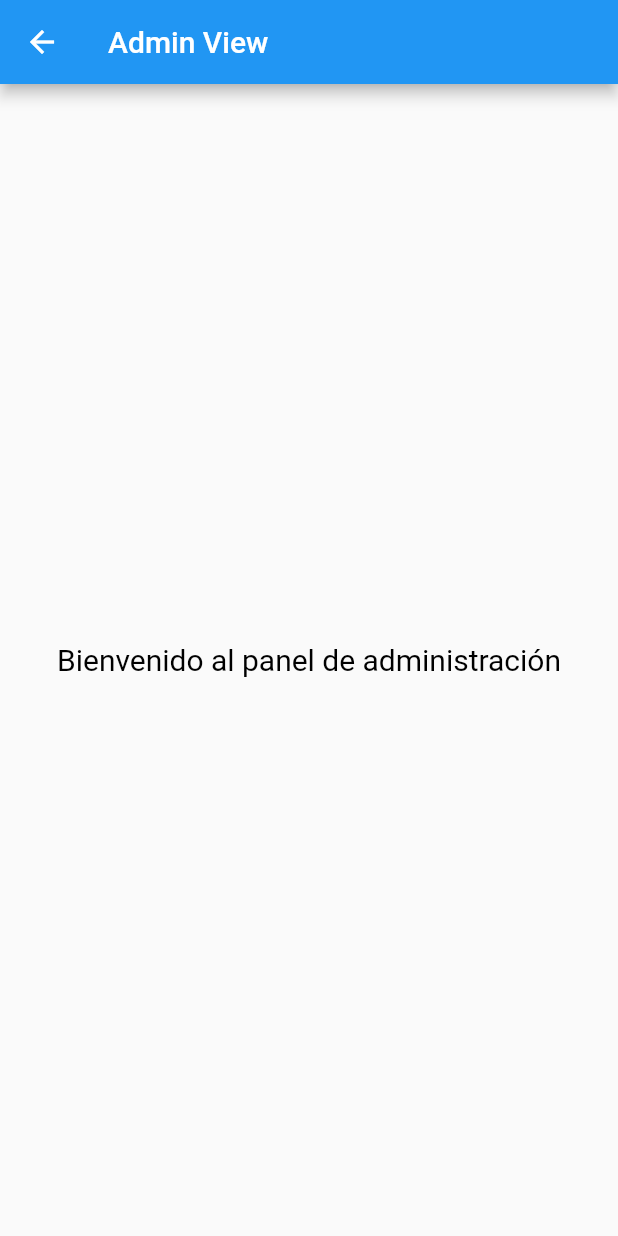
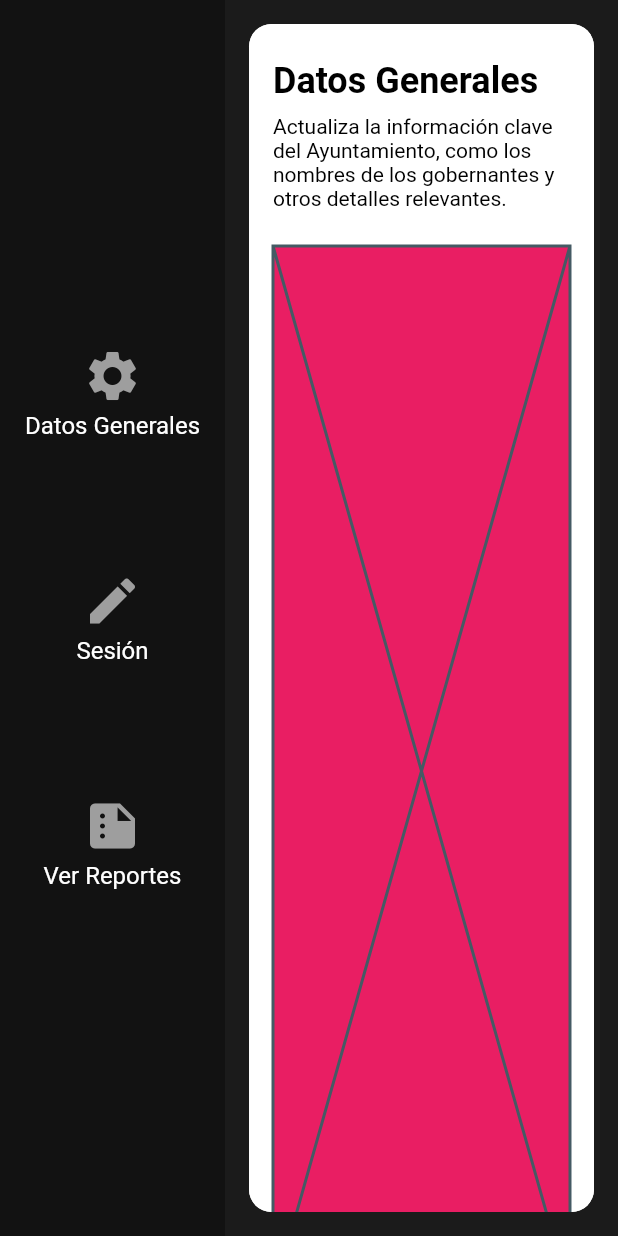
Before and after one commit to Alexlink2004/cb_project, a Flutter app: the AdminView screen opened by its route, on a phone screen of 412 x 824 dp. Run offline on Flutter 3.47's test engine with Material 2 defaults, Android fonts, the phone set to English and light mode, and no system bars.

Commit message:
admin view

```diff
--- a/lib/debug/debug_panel.dart
+++ b/lib/debug/debug_panel.dart
@@ -92,7 +92,10 @@ class DebugPanel extends StatelessWidget {
           ),
         ),
         onPressed: () {
-          Navigator.pushNamed(context, routeName);
+          Navigator.pushNamed(
+            context,
+            routeName,
+          );
         },
         child: Text(
           buttonText,
--- a/lib/main.dart
+++ b/lib/main.dart
@@ -1,3 +1,4 @@
+import 'package:cb_project/src/auth/admin/controllers/page_controller.dart';
 import 'package:cb_project/src/auth/admin/views/admin_view.dart';
 import 'package:cb_project/src/auth/login_screen.dart';
 import 'package:flutter/material.dart';
@@ -16,7 +17,9 @@ class VotingSystemApp extends StatelessWidget {
   Widget build(BuildContext context) {
     return MultiProvider(
       providers: [
-        ChangeNotifierProvider(create: (_) {}),
+        ChangeNotifierProvider(
+          create: (_) => AdminPageController(),
+        ),
       ],
       child: MaterialApp(
         theme: ThemeData(
--- /dev/null
+++ b/lib/src/auth/admin/controllers/page_controller.dart
@@ -0,0 +1,14 @@
+import 'package:flutter/material.dart';
+
+class AdminPageController extends ChangeNotifier {
+  int _index = 0;
+
+  int get index {
+    return _index;
+  }
+
+  set index(int data) {
+    _index = data;
+    notifyListeners();
+  }
+}
--- a/lib/src/auth/admin/views/admin_view.dart
+++ b/lib/src/auth/admin/views/admin_view.dart
@@ -1,4 +1,11 @@
+import 'package:cb_project/src/auth/admin/views/pages/general_data_view.dart';
+import 'package:cb_project/src/auth/admin/views/pages/reports_view.dart';
+import 'package:cb_project/src/auth/admin/views/pages/session_view.dart';
 import 'package:flutter/material.dart';
+import 'package:provider/provider.dart';
+
+import '../controllers/page_controller.dart';
+import 'components/vertical_menu.dart';
 
 class AdminView extends StatelessWidget {
   static const id = '/adminDashboard';
@@ -6,14 +13,61 @@ class AdminView extends StatelessWidget {
 
   @override
   Widget build(BuildContext context) {
+    final _pageController = Provider.of<AdminPageController>(context);
+    const List<Widget> pages = [
+      GeneralDataView(),
+      SessionView(),
+      ReportsView(),
+    ];
     return Scaffold(
-      appBar: AppBar(
-        title: Text('Admin View'),
-      ),
-      body: Center(
-        child: Text(
-          'Bienvenido al panel de administración',
-          style: TextStyle(fontSize: 20, color: Colors.black),
+      backgroundColor: const Color(0xFF1B1B1B),
+      body: SafeArea(
+        child: Row(
+          children: [
+            Container(
+              width: 150,
+              decoration: const BoxDecoration(
+                color: Color(0xFF121212),
+              ),
+              child: const Column(
+                crossAxisAlignment: CrossAxisAlignment.center,
+                mainAxisAlignment: MainAxisAlignment.center,
+                children: [
+                  VerticalMenuItem(
+                    icon: Icons.settings,
+                    title: 'Datos Generales',
+                    buttonIndex: 0,
+                  ),
+                  VerticalMenuItem(
+                    icon: Icons.create,
+                    title: 'Sesión',
+                    buttonIndex: 1,
+                  ),
+                  VerticalMenuItem(
+                    icon: Icons.summarize,
+                    title: 'Ver Reportes',
+                    buttonIndex: 2,
+                  ),
+                ],
+              ),
+            ),
+            Expanded(
+              flex: 6,
+              child: ColoredBox(
+                color: const Color(0xFF1B1B1B),
+                child: Padding(
+                  padding: const EdgeInsets.all(16),
+                  child: Container(
+                    decoration: BoxDecoration(
+                      borderRadius: BorderRadius.circular(15),
+                      color: Colors.white,
+                    ),
+                    child: pages[_pageController.index],
+                  ),
+                ),
+              ),
+            ),
+          ],
         ),
       ),
     );
--- /dev/null
+++ b/lib/src/auth/admin/views/components/admin_page_template.dart
@@ -0,0 +1,52 @@
+import 'package:flutter/material.dart';
+
+class AdminPageTemplate extends StatelessWidget {
+  final String pageTitle;
+  final String pageSubtitle;
+  final Widget content;
+
+  const AdminPageTemplate({
+    required this.pageTitle,
+    required this.pageSubtitle,
+    required this.content,
+    Key? key,
+  }) : super(key: key);
+
+  @override
+  Widget build(BuildContext context) {
+    return ClipRRect(
+      borderRadius: BorderRadius.circular(15),
+      child: Container(
+        color: Colors.white,
+        child: ListView(
+          padding: const EdgeInsets.symmetric(horizontal: 16, vertical: 24),
+          children: [
+            Column(
+              crossAxisAlignment: CrossAxisAlignment.start,
+              children: [
+                Text(
+                  pageTitle,
+                  style: TextStyle(
+                    fontSize: 24,
+                    fontWeight: FontWeight.bold,
+                    color: Colors.black,
+                  ),
+                ),
+                SizedBox(height: 8),
+                Text(
+                  pageSubtitle,
+                  style: TextStyle(
+                    fontSize: 14,
+                    color: Colors.black,
+                  ),
+                ),
+              ],
+            ),
+            SizedBox(height: 24),
+            content,
+          ],
+        ),
+      ),
+    );
+  }
+}
--- /dev/null
+++ b/lib/src/auth/admin/views/components/vertical_menu.dart
@@ -0,0 +1,85 @@
+import 'package:flutter/material.dart';
+import 'package:provider/provider.dart';
+
+import '../../controllers/page_controller.dart';
+
+class VerticalMenuItem extends StatefulWidget {
+  final IconData icon;
+  final String title;
+  final bool isCurrent;
+  final int buttonIndex;
+
+  const VerticalMenuItem({
+    required this.icon,
+    required this.title,
+    this.isCurrent = false,
+    Key? key,
+    required this.buttonIndex,
+  }) : super(key: key);
+
+  @override
+  _VerticalMenuItemState createState() => _VerticalMenuItemState();
+}
+
+class _VerticalMenuItemState extends State<VerticalMenuItem> {
+  bool _isHovered = false;
+
+  @override
+  Widget build(BuildContext context) {
+    final _pageController = Provider.of<AdminPageController>(context);
+    final isActive = widget.isCurrent || _isHovered;
+
+    return AspectRatio(
+      aspectRatio: 1.0,
+      child: GestureDetector(
+        onTap: () => _pageController.index = widget.buttonIndex,
+        child: MouseRegion(
+          onEnter: (_) => setState(() => _isHovered = true),
+          onExit: (_) => setState(() => _isHovered = false),
+          child: Padding(
+            padding: const EdgeInsets.all(8.0),
+            child: AnimatedContainer(
+              duration: const Duration(milliseconds: 200),
+              decoration: BoxDecoration(
+                color: isActive
+                    ? Colors.grey.withOpacity(0.25)
+                    : Colors.transparent,
+                borderRadius: BorderRadius.circular(30),
+                boxShadow: [
+                  if (isActive)
+                    BoxShadow(
+                      color: Colors.black.withOpacity(0.2),
+                      blurRadius: 4,
+                      offset: const Offset(0, 2),
+                    ),
+                ],
+              ),
+              child: Padding(
+                padding: const EdgeInsets.all(8.0),
+                child: Column(
+                  mainAxisAlignment: MainAxisAlignment.center,
+                  children: [
+                    Icon(
+                      widget.icon,
+                      size: 40,
+                      color: isActive ? Colors.white : Colors.grey,
+                    ),
+                    const SizedBox(height: 4),
+                    Text(
+                      widget.title,
+                      textAlign: TextAlign.center,
+                      style: const TextStyle(
+                        fontSize: 16,
+                        color: Colors.white,
+                      ),
+                    ),
+                  ],
+                ),
+              ),
+            ),
+          ),
+        ),
+      ),
+    );
+  }
+}
--- /dev/null
+++ b/lib/src/auth/admin/views/pages/general_data_view.dart
@@ -0,0 +1,20 @@
+import 'package:cb_project/src/auth/admin/views/components/admin_page_template.dart';
+import 'package:flutter/material.dart';
+
+class GeneralDataView extends StatelessWidget {
+  const GeneralDataView({super.key});
+
+  @override
+  Widget build(BuildContext context) {
+    return AdminPageTemplate(
+      pageTitle: "Datos Generales",
+      pageSubtitle:
+          "Actualiza la información clave del Ayuntamiento, como los nombres de los gobernantes y otros detalles relevantes.",
+      content: Container(
+        height: 700,
+        color: Colors.pink,
+        child: const Placeholder(),
+      ),
+    );
+  }
+}
--- /dev/null
+++ b/lib/src/auth/admin/views/pages/reports_view.dart
@@ -0,0 +1,21 @@
+import 'package:flutter/material.dart';
+
+import '../components/admin_page_template.dart';
+
+class ReportsView extends StatelessWidget {
+  const ReportsView({super.key});
+
+  @override
+  Widget build(BuildContext context) {
+    return AdminPageTemplate(
+      pageTitle: "Reportes",
+      pageSubtitle:
+          "Accede a los resultados y estadísticas de la última sesión de votación realizada.",
+      content: Container(
+        height: 700,
+        color: Colors.purple,
+        child: const Placeholder(),
+      ),
+    );
+  }
+}
--- /dev/null
+++ b/lib/src/auth/admin/views/pages/session_view.dart
@@ -0,0 +1,21 @@
+import 'package:flutter/material.dart';
+
+import '../components/admin_page_template.dart';
+
+class SessionView extends StatelessWidget {
+  const SessionView({super.key});
+
+  @override
+  Widget build(BuildContext context) {
+    return AdminPageTemplate(
+      pageTitle: "Ver Sesión",
+      pageSubtitle:
+          "Controla la sesión de votación, modificando los puntos de discusión, añadiendo opciones y gestionando los integrantes.",
+      content: Container(
+        height: 700,
+        color: Colors.amberAccent,
+        child: const Placeholder(),
+      ),
+    );
+  }
+}
```
